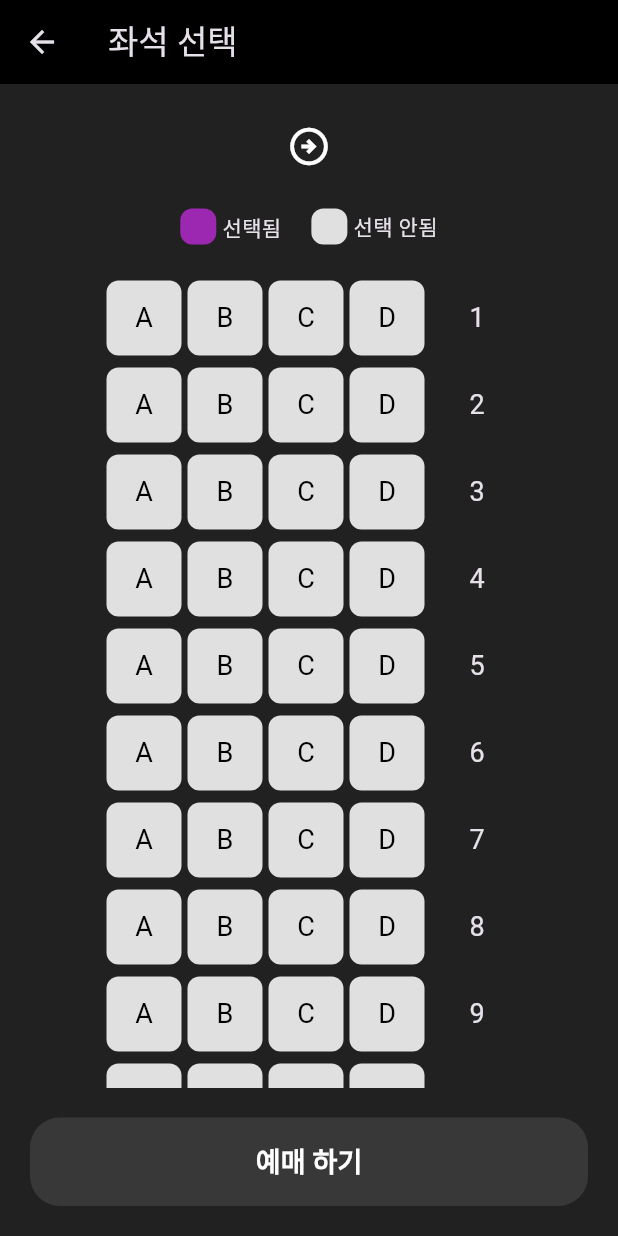
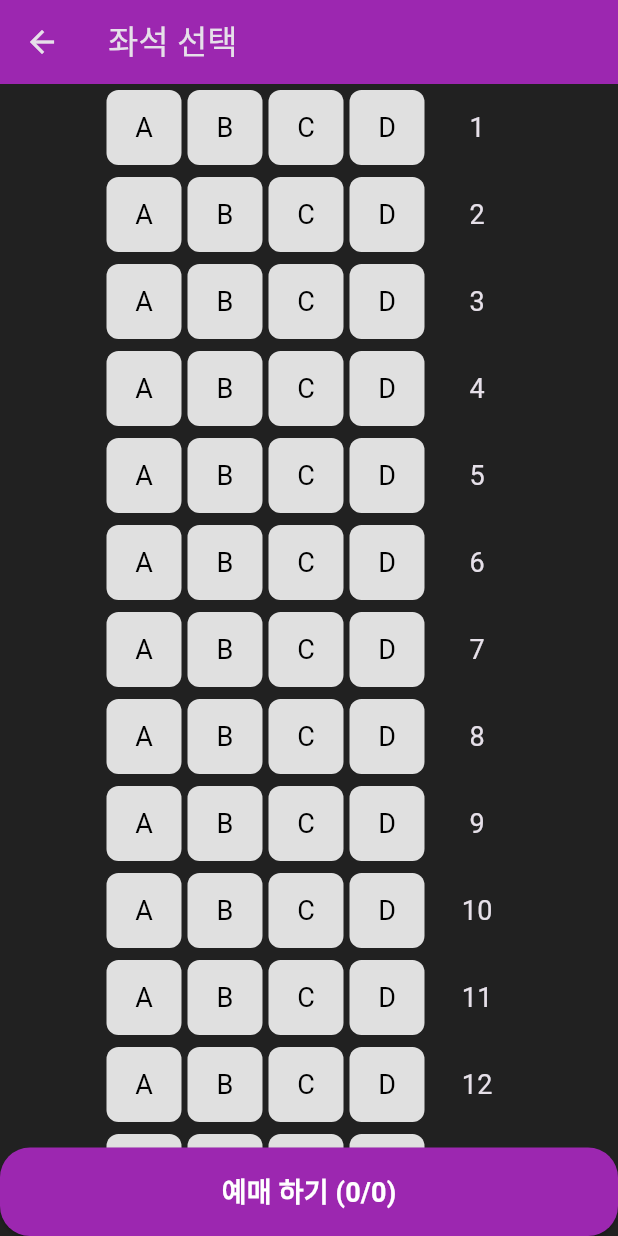
Before and after one commit to songsongdang/flutter_train_app, a Flutter app: the SeatPage screen opened directly with empty values, on a phone screen of 412 x 824 dp. Run offline on Flutter 3.47's test engine with Material 3 defaults, Android fonts, the phone set to English and light mode, and no system bars.

Commit message:
초기 커밋

```diff
--- a/lib/SeatPage.dart
+++ b/lib/SeatPage.dart
@@ -3,73 +3,53 @@ import 'package:flutter/material.dart';
 class SeatPage extends StatefulWidget {
   final String departure;
   final String arrival;
+  final int seatCount; // 추가
 
-  const SeatPage({Key? key, required this.departure, required this.arrival})
-    : super(key: key);
+  const SeatPage({
+    Key? key,
+    required this.departure,
+    required this.arrival,
+    required this.seatCount,
+  }) : super(key: key);
 
   @override
   State<SeatPage> createState() => _SeatPageState();
 }
 
 class _SeatPageState extends State<SeatPage> {
-  int? selectedRow;
-  int? selectedCol;
+  List<Map<String, int>> selectedSeats = [];
 
-  // HomePage로 완전히 돌아가기 위한 함수
+  bool isSelected(int row, int col) {
+    return selectedSeats.any(
+      (seat) => seat['row'] == row && seat['col'] == col,
+    );
+  }
+
+  void toggleSeat(int row, int col) {
+    setState(() {
+      if (isSelected(row, col)) {
+        selectedSeats.removeWhere(
+          (seat) => seat['row'] == row && seat['col'] == col,
+        );
+      } else if (selectedSeats.length < widget.seatCount) {
+        selectedSeats.add({'row': row, 'col': col});
+      }
+    });
+  }
+
   void popToHome() {
     Navigator.of(context).popUntil((route) => route.isFirst);
   }
 
   @override
   Widget build(BuildContext context) {
-    final Color seatSelectedColor = Colors.purple;
-    final Color seatUnselectedColor = Colors.grey[300]!;
-    final Color seatLabelColor = Colors.black;
-    final Color seatStateBoxUnselected = Colors.grey[300]!;
-
     return Scaffold(
-      appBar: AppBar(title: const Text('좌석 선택')),
-      body: Padding(
-        padding: const EdgeInsets.all(20),
-        child: Column(
+      appBar: AppBar(
+        title: const Text('좌석 선택'),
+        backgroundColor: Colors.purple,
+      ),
+      body: Column(
         children: [
-            // 출발역-도착역 표시
-            Row(
-              mainAxisAlignment: MainAxisAlignment.center,
-              children: [
-                Text(
-                  widget.departure,
-                  style: const TextStyle(
-                    fontWeight: FontWeight.bold,
-                    color: Colors.purple,
-                    fontSize: 30,
-                  ),
-                ),
-                const SizedBox(width: 8),
-                const Icon(Icons.arrow_circle_right_outlined, size: 30),
-                const SizedBox(width: 8),
-                Text(
-                  widget.arrival,
-                  style: const TextStyle(
-                    fontWeight: FontWeight.bold,
-                    color: Colors.purple,
-                    fontSize: 30,
-                  ),
-                ),
-              ],
-            ),
-            const SizedBox(height: 20),
-            // 좌석 상태 안내
-            Row(
-              mainAxisAlignment: MainAxisAlignment.center,
-              children: [
-                SeatStateBox(color: seatSelectedColor, label: '선택됨'),
-                const SizedBox(width: 20),
-                SeatStateBox(color: seatStateBoxUnselected, label: '선택 안됨'),
-              ],
-            ),
-            const SizedBox(height: 20),
-            // 좌석 리스트
           Expanded(
             child: ListView.builder(
               itemCount: 20,
@@ -79,35 +59,26 @@ class _SeatPageState extends State<SeatPage> {
                   child: Row(
                     mainAxisAlignment: MainAxisAlignment.center,
                     children: [
-                        // 좌석(ABCD)
                       for (int col = 0; col < 4; col++)
                         Padding(
                           padding: const EdgeInsets.symmetric(horizontal: 2),
                           child: GestureDetector(
-                              onTap: () {
-                                setState(() {
-                                  selectedRow = row;
-                                  selectedCol = col;
-                                });
-                              },
+                            onTap: () => toggleSeat(row, col),
                             child: Container(
                               width: 50,
                               height: 50,
                               decoration: BoxDecoration(
-                                  color:
-                                      (selectedRow == row && selectedCol == col)
-                                      ? seatSelectedColor
-                                      : seatUnselectedColor,
+                                color: isSelected(row, col)
+                                    ? Colors.purple
+                                    : Colors.grey[300],
                                 borderRadius: BorderRadius.circular(8),
                               ),
                               child: Center(
                                 child: Text(
-                                    String.fromCharCode(
-                                      65 + col,
-                                    ), // 'A', 'B', 'C', 'D'
-                                    style: TextStyle(
+                                  String.fromCharCode(65 + col),
+                                  style: const TextStyle(
                                     fontSize: 18,
-                                      color: seatLabelColor,
+                                    color: Colors.black,
                                   ),
                                 ),
                               ),
@@ -115,7 +86,6 @@ class _SeatPageState extends State<SeatPage> {
                           ),
                         ),
                       const SizedBox(width: 8),
-                        // 행 번호
                       Container(
                         width: 50,
                         height: 50,
@@ -131,26 +101,18 @@ class _SeatPageState extends State<SeatPage> {
               },
             ),
           ),
-            const SizedBox(height: 20),
-            // 예매하기 버튼
           SizedBox(
             width: double.infinity,
             child: ElevatedButton(
-                style: ElevatedButton.styleFrom(
-                  backgroundColor: Colors.purple,
-                  shape: RoundedRectangleBorder(
-                    borderRadius: BorderRadius.circular(20),
-                  ),
-                  padding: const EdgeInsets.symmetric(vertical: 16),
-                ),
-                onPressed: (selectedRow != null && selectedCol != null)
+              onPressed: selectedSeats.length == widget.seatCount
                   ? () async {
-                        // 1. 예매 확인 다이얼로그
                       final confirmed = await showDialog<bool>(
                         context: context,
                         builder: (context) => AlertDialog(
                           title: const Text('예매 확인'),
-                            content: const Text('예매를 완료하시겠습니까?'),
+                          content: Text(
+                            '선택한 좌석: ${selectedSeats.map((s) => '${String.fromCharCode(65 + s['col']!)}${s['row']! + 1}').join(', ')}\n예매를 완료하시겠습니까?',
+                          ),
                           actions: [
                             TextButton(
                               onPressed: () => Navigator.pop(context, false),
@@ -163,9 +125,7 @@ class _SeatPageState extends State<SeatPage> {
                           ],
                         ),
                       );
-
                       if (confirmed == true) {
-                          // 2. 예매 완료 팝업
                         await showDialog<void>(
                           context: context,
                           barrierDismissible: false,
@@ -174,8 +134,8 @@ class _SeatPageState extends State<SeatPage> {
                             actions: [
                               TextButton(
                                 onPressed: () {
-                                    Navigator.pop(context); // 팝업 닫기
-                                    popToHome(); // HomePage로 이동
+                                  Navigator.pop(context);
+                                  popToHome();
                                 },
                                 child: const Text('확인'),
                               ),
@@ -185,46 +145,25 @@ class _SeatPageState extends State<SeatPage> {
                       }
                     }
                   : null,
-                child: const Text(
-                  '예매 하기',
-                  style: TextStyle(
+              child: Text(
+                '예매 하기 (${selectedSeats.length}/${widget.seatCount})',
+                style: const TextStyle(
                   color: Colors.white,
                   fontSize: 18,
                   fontWeight: FontWeight.bold,
                 ),
               ),
+              style: ElevatedButton.styleFrom(
+                backgroundColor: Colors.purple,
+                shape: RoundedRectangleBorder(
+                  borderRadius: BorderRadius.circular(20),
+                ),
+                padding: const EdgeInsets.symmetric(vertical: 16),
+              ),
             ),
           ),
         ],
       ),
-      ),
     );
   }
 }
-
-// 좌석 상태 안내 박스 위젯
-class SeatStateBox extends StatelessWidget {
-  final Color color;
-  final String label;
-
-  const SeatStateBox({Key? key, required this.color, required this.label})
-    : super(key: key);
-
-  @override
-  Widget build(BuildContext context) {
-    return Row(
-      children: [
-        Container(
-          width: 24,
-          height: 24,
-          decoration: BoxDecoration(
-            color: color,
-            borderRadius: BorderRadius.circular(8),
-          ),
-        ),
-        const SizedBox(width: 4),
-        Text(label),
-      ],
-    );
-  }
-}
```
Also changed, not shown: lib/HomePage.dart (+99 -6 lines). Lines whose indentation alone changed are shown as unchanged.
